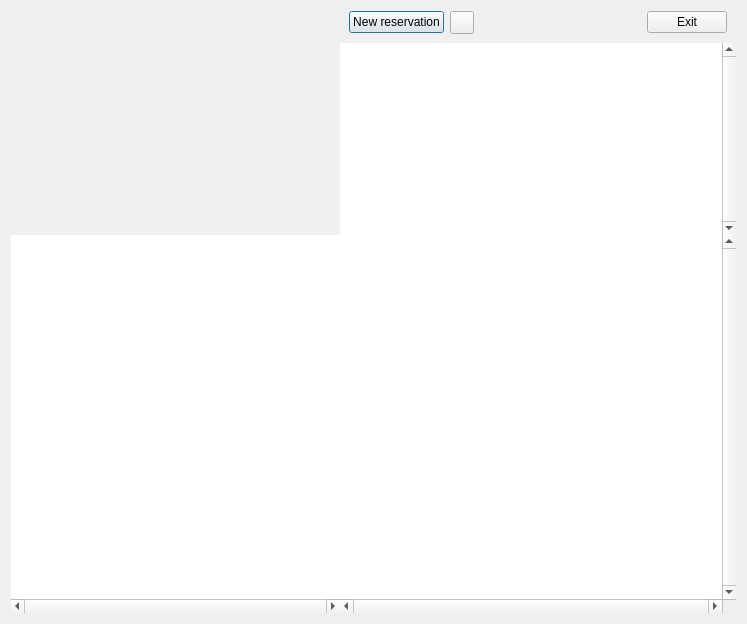
Qt form Waiter/dlgreservation.ui (End1-1/Cafe5) before a commit.
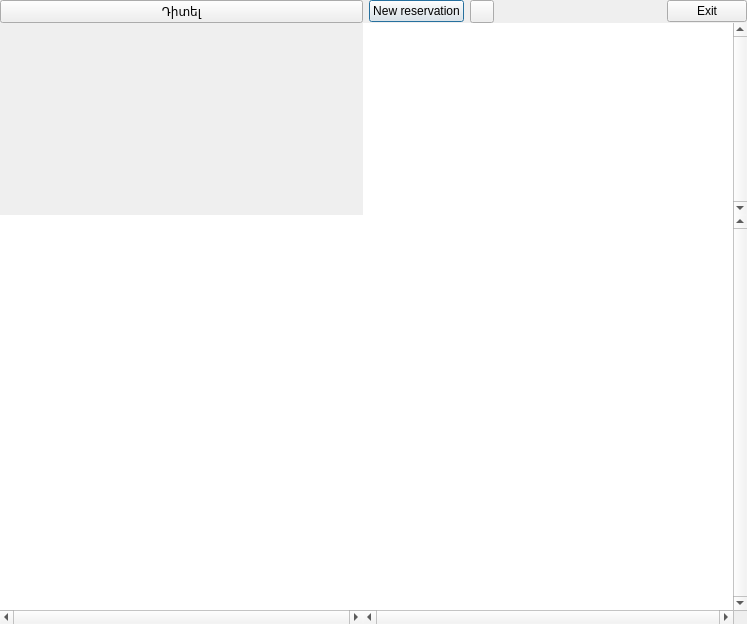
The same form after that commit. Icons and pictures are not drawn.

Diff of the .ui file:
```diff
--- a/Waiter/dlgreservation.ui
+++ b/Waiter/dlgreservation.ui
@@ -14,12 +14,27 @@
    <string>Dialog</string>
   </property>
   <layout class="QGridLayout" name="gridLayout">
+   <property name="leftMargin">
+    <number>0</number>
+   </property>
+   <property name="topMargin">
+    <number>0</number>
+   </property>
+   <property name="rightMargin">
+    <number>0</number>
+   </property>
+   <property name="bottomMargin">
+    <number>0</number>
+   </property>
    <property name="spacing">
     <number>0</number>
    </property>
    <item row="0" column="1">
     <widget class="QWidget" name="btnNewReservation" native="true">
      <layout class="QHBoxLayout" name="horizontalLayout">
+      <property name="spacing">
+       <number>0</number>
+      </property>
       <property name="leftMargin">
        <number>0</number>
       </property>
@@ -30,14 +45,23 @@
        <number>0</number>
       </property>
       <property name="bottomMargin">
-       <number>9</number>
+       <number>0</number>
       </property>
       <item>
        <widget class="QWidget" name="wtopbtn" native="true">
         <layout class="QHBoxLayout" name="horizontalLayout_2">
+         <property name="spacing">
+          <number>6</number>
+         </property>
+         <property name="leftMargin">
+          <number>6</number>
+         </property>
          <property name="topMargin">
           <number>0</number>
          </property>
+         <property name="rightMargin">
+          <number>0</number>
+         </property>
          <property name="bottomMargin">
           <number>0</number>
          </property>
@@ -89,7 +113,7 @@
             <string>Exit</string>
            </property>
            <property name="icon">
-            <iconset resource="../resources/resources.qrc">
+            <iconset resource="../resources/res.qrc">
              <normaloff>:/exit.png</normaloff>:/exit.png</iconset>
            </property>
           </widget>
@@ -229,6 +253,19 @@
      </column>
     </widget>
    </item>
+   <item row="0" column="0">
+    <widget class="QPushButton" name="btnList">
+     <property name="sizePolicy">
+      <sizepolicy hsizetype="Minimum" vsizetype="Minimum">
+       <horstretch>0</horstretch>
+       <verstretch>0</verstretch>
+      </sizepolicy>
+     </property>
+     <property name="text">
+      <string>Դիտել</string>
+     </property>
+    </widget>
+   </item>
   </layout>
  </widget>
  <resources>
```
Left out of the diff: 2 changed lines with no effect on the pictures.
